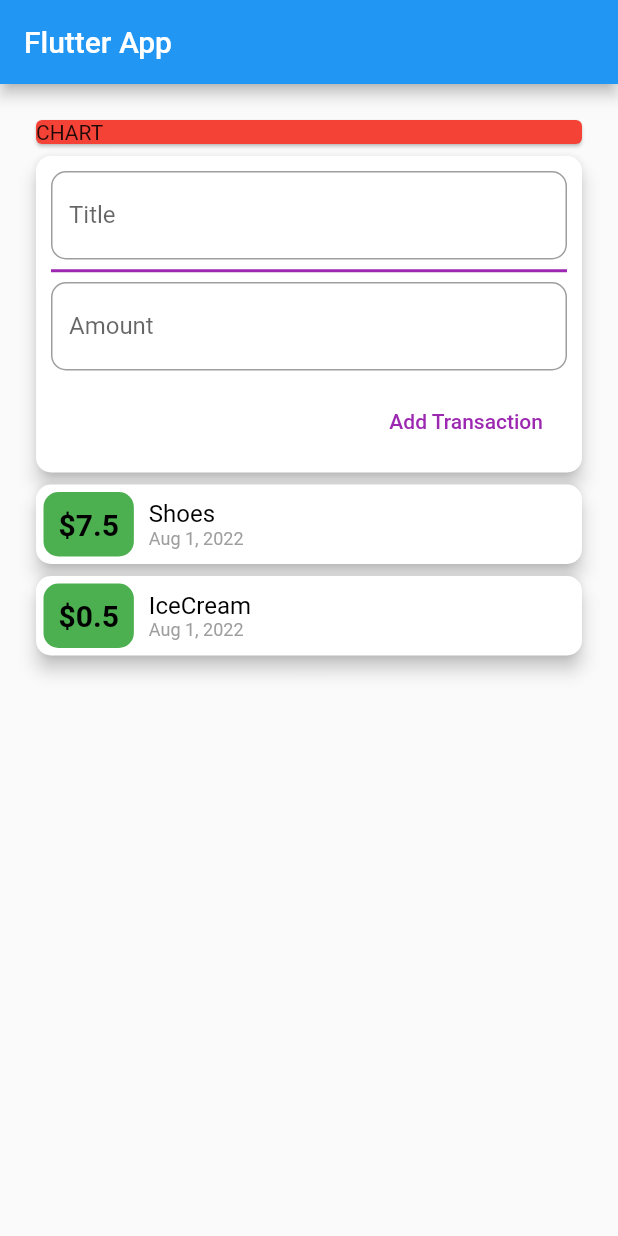
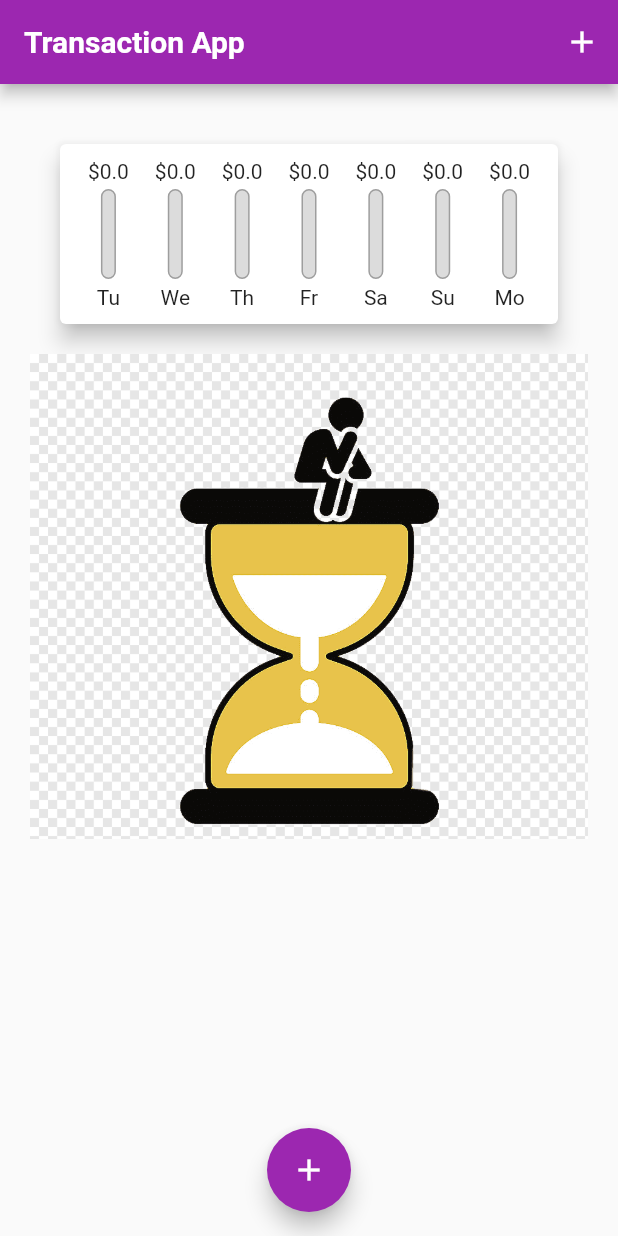
Before and after one commit to AmirrezaNasrollahzade/TransactionApp, a Flutter app: the screen it shows after launch, on a phone screen of 412 x 824 dp. Run offline on Flutter 3.47's test engine with Material 2 defaults, Android fonts, the phone set to English and light mode, and no system bars; Roboto replaces fonts that are missing (KOMIKAB).

Commit message:
second commit in 2022/8/1

```diff
--- a/lib/main.dart
+++ b/lib/main.dart
@@ -1,8 +1,13 @@
 import 'package:flutter/material.dart';
-import 'package:transactions/widgets/user_transactions.dart';
+import 'package:transactions/widgets/AddNewTransaction.dart';
+import 'package:transactions/widgets/Chart.dart';
+
+import 'models/transaction.dart';
+import 'widgets/transaction_list.dart';
 
 void main() => runApp(const MyApp());
 
+// state MyApp
 class MyApp extends StatelessWidget {
   const MyApp({Key? key}) : super(key: key);
 
@@ -12,41 +17,107 @@ class MyApp extends StatelessWidget {
     return MaterialApp(
       title: 'Transaction App',
       theme: ThemeData(
-        primarySwatch: Colors.blue,
+        appBarTheme: const AppBarTheme(
+            titleTextStyle: TextStyle(
+          color: Colors.white,
+          fontSize: 20,
+          fontWeight: FontWeight.bold,
+          fontFamily: 'KOMIKAB',
+        )),
+        primarySwatch: Colors.purple,
       ),
       home: const MyHomePage(),
     );
   }
 }
 
-class MyHomePage extends StatelessWidget {
+//state MyHomePage
+class MyHomePage extends StatefulWidget {
   const MyHomePage({Key? key}) : super(key: key);
+
+  @override
+  State<MyHomePage> createState() => _MyHomePageState();
+}
+
+class _MyHomePageState extends State<MyHomePage> {
+  //list of the Transaction
+  final List<Transaction> transactions = [];
 
   @override
   Widget build(BuildContext context) {
     return Scaffold(
+      floatingActionButtonLocation: FloatingActionButtonLocation.centerFloat,
+      floatingActionButton: FloatingActionButton(
+        onPressed: () =>
+            _startAddNewTransaction(context), //Function _addNewTransaction
+        child: const Icon(
+          Icons.add,
+          color: Colors.white,
+        ),
+      ),
       appBar: AppBar(
-        title: const Text('Flutter App'),
+        title: const Text('Transaction App'),
+        actions: [
+          IconButton(
+              onPressed: () => _startAddNewTransaction(
+                  context), //start AddNewTransaction Function
+              icon: const Icon(
+                Icons.add,
+                color: Colors.white,
+              ))
+        ],
       ),
       body: SafeArea(
         child: Padding(
           padding: const EdgeInsets.all(20),
           child: Column(
             // mainAxisAlignment: MainAxisAlignment.start,
-            children: const [
+            children: [
               //Chart
-              SizedBox(
-                width: double.infinity,
-                child: Card(
-                  color: Colors.red,
-                  child: Text('CHART'),
-                ),
+              Chart(recentTransactions: _recentTransactions),
+              //Show list of the Transactions
+              TransactionList(
+                transactions: transactions,
               ),
-              User_Transactions(),
             ],
           ),
         ),
       ),
     );
   }
+  //Functions
+
+  //function _recentTransactions list.where(){} nd .isAfter()
+  List<Transaction> get _recentTransactions {
+    return transactions.where((test) {
+      return test.date
+          .isAfter(DateTime.now().subtract(const Duration(days: 7)));
+    }).toList();
+  }
+
+  //Function _addNewTransaction
+  void _addNewTransaction(String txTitle, String txAmount) {
+    final Transaction newTx = Transaction(
+        id: DateTime.now().toString(),
+        title: txTitle,
+        amount: double.parse(txAmount),
+        date: DateTime.now());
+    setState(() {
+      transactions.add(newTx);
+    });
+  }
+
+  //Function _startAddNewTransaction
+  void _startAddNewTransaction(BuildContext context) {
+    showModalBottomSheet(
+        context: context,
+        builder: (valueContext) {
+          //Add newTransaction by User
+          return GestureDetector(
+            onTap: () {},
+            behavior: HitTestBehavior.opaque,
+            child: AddNewTransaction(addNewTransaction: _addNewTransaction),
+          );
+        });
+  }
 }
--- a/lib/widgets/AddNewTransaction.dart
+++ b/lib/widgets/AddNewTransaction.dart
@@ -2,23 +2,37 @@
 
 import 'package:flutter/material.dart';
 
-class AddNewTransaction extends StatelessWidget {
+class AddNewTransaction extends StatefulWidget {
   final Function? addNewTransaction;
+
+  const AddNewTransaction({required this.addNewTransaction, Key? key})
+      : super(key: key);
+
+  @override
+  State<AddNewTransaction> createState() => _AddNewTransactionState();
+}
+
+class _AddNewTransactionState extends State<AddNewTransaction> {
   int id = 0;
+
   TextEditingController titleController = TextEditingController();
 
   TextEditingController amountController = TextEditingController();
 
-  AddNewTransaction({required this.addNewTransaction, Key? key})
-      : super(key: key);
-
   void submitData() {
     final String title = titleController.text;
-    final double amount = double.parse(amountController.text);
+    final double amount;
+    if (amountController.text == "") {
+      amount = 0;
+    } else {
+      amount = double.parse(amountController.text);
+    }
+
     if (title.isEmpty || amount <= 0) {
       return;
     }
-    addNewTransaction!(title, amount.toString());
+    widget.addNewTransaction!(title, amount.toString());
+    Navigator.of(context).pop();
   }
 
   @override
@@ -33,7 +47,7 @@ class AddNewTransaction extends StatelessWidget {
           children: [
             //Title TextField
             TextField(
-              onSubmitted: (_) => submitData,
+              onSubmitted: (_) => submitData, //submitData Function
               controller: titleController,
               decoration: InputDecoration(
                 labelText: 'Title',
@@ -49,7 +63,7 @@ class AddNewTransaction extends StatelessWidget {
             ),
             //Amount TextField
             TextField(
-              onSubmitted: (_) => submitData,
+              onSubmitted: (_) => submitData, //submitData Function
               keyboardType: TextInputType.number,
               controller: amountController,
               decoration: InputDecoration(
--- /dev/null
+++ b/lib/widgets/Chart.dart
@@ -0,0 +1,68 @@
+// ignore_for_file: must_be_immutable
+
+import 'package:flutter/material.dart';
+import 'package:intl/intl.dart';
+import 'package:transactions/models/transaction.dart';
+import 'package:transactions/widgets/Chart_Bar.dart';
+
+class Chart extends StatelessWidget {
+  Chart({Key? key, required this.recentTransactions}) : super(key: key);
+  //list of the TransactionsData
+  List<Transaction> recentTransactions;
+
+  @override
+  Widget build(BuildContext context) {
+    return Card(
+      elevation: 6,
+      margin: const EdgeInsets.all(20),
+      child: Padding(
+        padding: const EdgeInsets.all(10),
+        child: Row(
+            mainAxisAlignment: MainAxisAlignment.spaceBetween,
+            children: groupedTransactionsValues.map((value) {
+              return Flexible(
+                fit: FlexFit.tight,
+                child: ChartBar(
+                    label: value['day'] as String,
+                    spendingAmount: value['amount'] as double,
+                    spendingPct: totalSpending == 0.0
+                        ? 0.0
+                        : (value['amount'] as double) / totalSpending),
+              );
+            }).toList()),
+      ),
+    );
+  }
+
+  //List of the Data Chart Function
+  List<Map<String, Object>> get groupedTransactionsValues {
+    return List.generate(7, (index) {
+      //create past days with index
+      final weekDay = DateTime.now().subtract(Duration(days: index));
+      double totalSum = 0.0;
+      //بررسی مطابقت  date transaction  با weekDay جهت ریختن مقادیر در  totalSum
+      for (int i = 0; i < recentTransactions.length; i++) {
+        if (recentTransactions[i].date.day == weekDay.day &&
+            recentTransactions[i].date.month == weekDay.month &&
+            recentTransactions[i].date.year == weekDay.year) {
+          totalSum += recentTransactions[i].amount;
+        }
+      }
+
+      return {
+        'day': DateFormat.E().format(weekDay).substring(0, 2),
+        'amount': totalSum
+      };
+    }).reversed.toList();
+  }
+
+  //function totalSpending
+  double get totalSpending {
+    return groupedTransactionsValues.fold(
+      0.0,
+      (sum, item) {
+        return sum + (item['amount'] as double);
+      },
+    );
+  }
+}
--- /dev/null
+++ b/lib/widgets/Chart_Bar.dart
@@ -0,0 +1,52 @@
+import 'package:flutter/material.dart';
+
+class ChartBar extends StatelessWidget {
+  final String label;
+  final double spendingAmount;
+  final double spendingPct;
+  const ChartBar(
+      {Key? key,
+      required this.label,
+      required this.spendingAmount,
+      required this.spendingPct})
+      : super(key: key);
+
+  @override
+  Widget build(BuildContext context) {
+    return Column(
+      children: [
+        Text('\$${spendingAmount.toStringAsFixed(1)}'),
+        const SizedBox(height: 4),
+        SizedBox(
+          height: 60,
+          width: 10,
+          child: Stack(
+            children: [
+              Container(
+                decoration: BoxDecoration(
+                  border: Border.all(
+                    color: Colors.grey,
+                    width: 1,
+                  ),
+                  color: const Color.fromRGBO(220, 220, 220, 1),
+                  borderRadius: BorderRadius.circular(10),
+                ),
+              ),
+              FractionallySizedBox(
+                heightFactor: spendingPct,
+                child: Container(
+                  decoration: BoxDecoration(
+                    color: Theme.of(context).primaryColor,
+                    borderRadius: BorderRadius.circular(10),
+                  ),
+                ),
+              )
+            ],
+          ),
+        ),
+        const SizedBox(height: 4),
+        Text(label),
+      ],
+    );
+  }
+}
--- a/lib/widgets/transaction_list.dart
+++ b/lib/widgets/transaction_list.dart
@@ -9,62 +9,41 @@ class TransactionList extends StatelessWidget {
   const TransactionList({required this.transactions});
   @override
   Widget build(BuildContext context) {
-    return SizedBox(
-      height: 200,
+    return transactions.isEmpty
+        ? Flexible(
+            child: Image.asset('assets/images/waiting.png'),
+          )
+        : Expanded(
             child: ListView.builder(
                 // scrollDirection: Axis.horizontal,
                 itemCount: transactions.length,
                 // children: transactions.map((value) {
                 itemBuilder: (ctx, index) {
                   return Card(
-                elevation: 5,
-                shadowColor: Colors.black,
-                shape: RoundedRectangleBorder(
-                    borderRadius: BorderRadius.circular(10)),
+                    margin: const EdgeInsets.symmetric(
+                      horizontal: 18,
+                      vertical: 8,
+                    ),
+                    child: ListTile(
+                      leading: CircleAvatar(
+                        radius: 30,
                         child: Padding(
-                  padding: const EdgeInsets.all(5),
-                  child: Row(
-                      mainAxisAlignment: MainAxisAlignment.start,
-                      children: [
-                        Container(
-                          padding: const EdgeInsets.all(10),
-                          decoration: BoxDecoration(
-                              color: Colors.green,
-                              borderRadius: BorderRadius.circular(10)
-                              // border: Border.all(
-                              //   color: Colors.red,
-                              //   width: 2,
-                              // ),
-                              ),
-                          child: Text(
-                            '\$${transactions[index].amount}', //Value amount
-                            style: const TextStyle(
-                              color: Colors.black,
-                              fontWeight: FontWeight.bold,
-                              fontSize: 20,
+                          padding: const EdgeInsets.all(6),
+                          child: FittedBox(
+                            child: Text('\$${transactions[index].amount}'),
                           ),
                         ),
                       ),
-                        const SizedBox(width: 10),
-                        Column(
-                            crossAxisAlignment: CrossAxisAlignment.start,
-                            children: [
-                              Text(transactions[index].title,
-                                  style: const TextStyle(
-                                    color: Colors.black,
-                                    fontSize: 16,
-                                  )), //Value title
-                              Text(
-                                  DateFormat.yMMMd().format(transactions[index]
-                                      .date), //Package intl -> DataFormat
-                                  style: const TextStyle(
-                                    color: Colors.grey,
-                                    fontSize: 12,
-                                  )), //Value date
-                            ])
-                      ]),
-                ));
+                      title: Text(
+                        transactions[index].title,
+                        style: Theme.of(context).textTheme.titleLarge,
+                      ),
+                      subtitle: Text(
+                          DateFormat.yMMMd().format(transactions[index].date)),
+                    ),
+                  );
                 }),
           );
   }
 }
+// '\$${transactions[index].amount}', //Value amount
--- a/lib/widgets/user_transactions.dart
+++ /dev/null
@@ -1,48 +0,0 @@
-// ignore_for_file: unused_local_variable, camel_case_types
-
-import 'package:flutter/material.dart';
-import 'package:transactions/widgets/AddNewTransaction.dart';
-import '../models/transaction.dart';
-import 'transaction_list.dart';
-
-class User_Transactions extends StatefulWidget {
-  const User_Transactions({Key? key}) : super(key: key);
-
-  @override
-  State<User_Transactions> createState() => _User_TransactionsState();
-}
-
-class _User_TransactionsState extends State<User_Transactions> {
-  //list of the Transaction
-  final List<Transaction> transactions = [
-    Transaction(id: '1', title: 'Shoes', amount: 7.5, date: DateTime.now()),
-    Transaction(id: '2', title: 'IceCream', amount: .5, date: DateTime.now()),
-  ];
-  //Function for add NewTransaction
-  void _addNewTransaction(String txTitle, String txAmount) {
-    final Transaction newTx = Transaction(
-        id: DateTime.now().toString(),
-        title: txTitle,
-        amount: double.parse(txAmount),
-        date: DateTime.now());
-    setState(() {
-      transactions.add(newTx);
-    });
-  }
-
-  @override
-  Widget build(BuildContext context) {
-    return Column(
-      children: [
-        //Add newTransaction by User
-        AddNewTransaction(
-          addNewTransaction: _addNewTransaction,
-        ),
-        //Show list of the Transactions
-        TransactionList(
-          transactions: transactions,
-        ),
-      ],
-    );
-  }
-}
```
Also changed, not shown: pubspec.yaml (+7 -13 lines), assets/fonts/KOMIKAB_.ttf (added), assets/fonts/Vonique 64.ttf (added), assets/images/waiting.png (added). Lines whose indentation alone changed are shown as unchanged.
